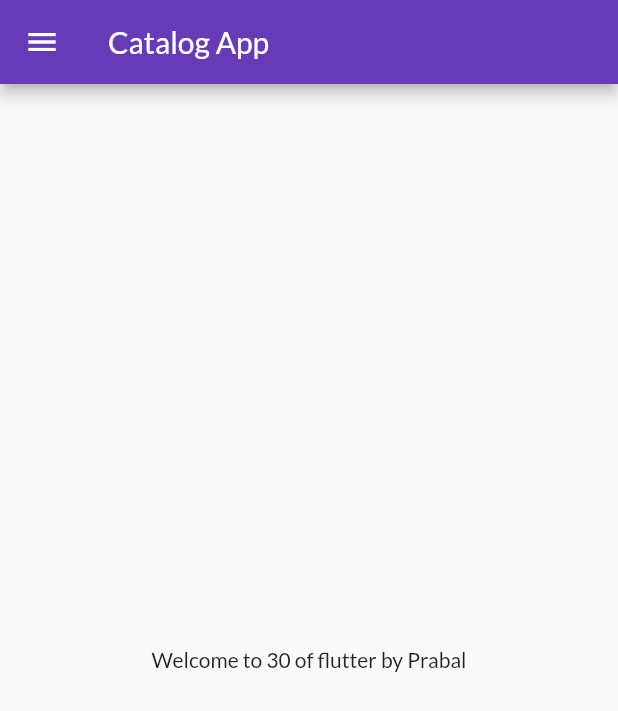
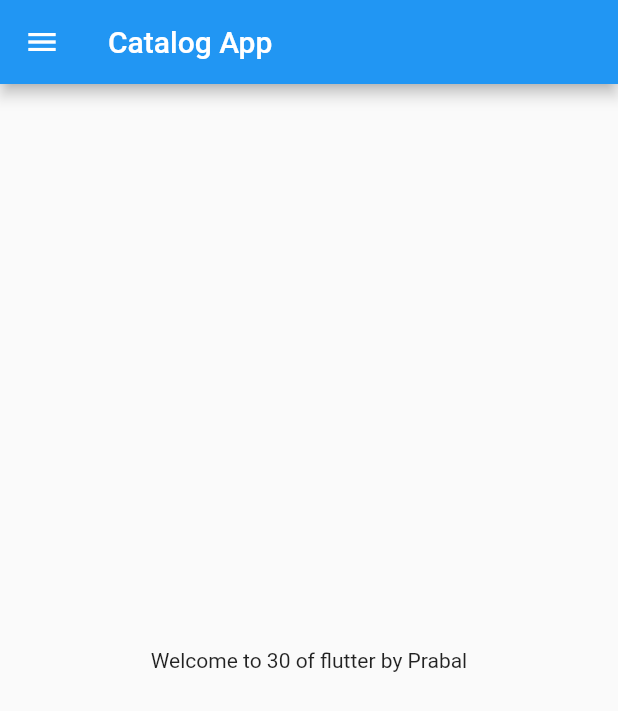
Before and after one commit to PrabalDas/note-taking-app, a Flutter app: the screen it shows after launch, on a phone screen of 412 x 824 dp. Shown: the top 711 px of the screen. Run offline on Flutter 3.47's test engine with Material 2 defaults, Android fonts, the light colour scheme and no system bars; our stand-ins replace google_fonts.

Commit message:
Theme Extracted

```diff
--- a/lib/main.dart
+++ b/lib/main.dart
@@ -2,6 +2,7 @@ import 'package:flutter/material.dart';
 import 'package:google_fonts/google_fonts.dart';
 import 'package:note_taking_app/Pages/home_page.dart';
 import 'package:note_taking_app/Pages/login_page.dart';
+import 'package:note_taking_app/Widgets/themes.dart';
 import 'package:note_taking_app/utils/routes.dart';
 
 void main() {
@@ -16,10 +17,9 @@ class MyApp extends StatelessWidget {
     String _name = "Prabal";
 
     return MaterialApp(
-      theme: ThemeData(
-          primaryColor: Colors.deepPurple,
-          primaryTextTheme: GoogleFonts.latoTextTheme(),
-          fontFamily: GoogleFonts.lato().fontFamily),
+      themeMode: ThemeMode.light,
+      theme: MyTheme.LightTheme(context),
+      darkTheme: MyTheme.DarkTheme(context),
       initialRoute: MyRoutes.homeRoute,
       routes: {
         MyRoutes.homeRoute: (context) => HomePage(),
```
